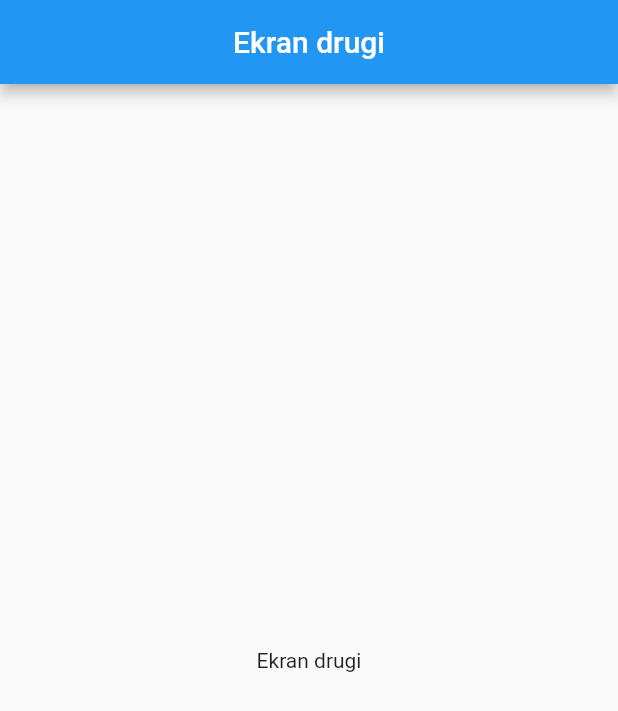
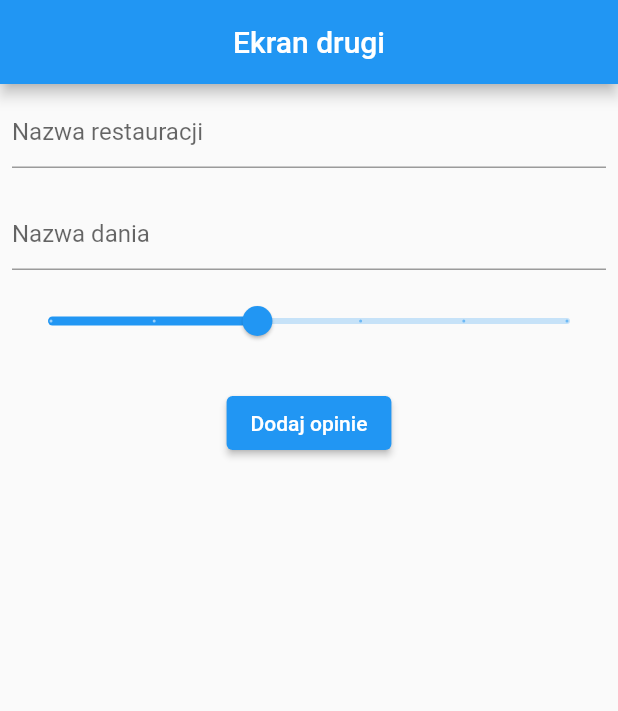
Before and after one commit to LukaszWalencik/best_burgers, a Flutter app: the AddOpinionPage screen opened directly, on a phone screen of 412 x 824 dp. Shown: the top 711 px of the screen. Run offline on Flutter 3.47's test engine with Material 2 defaults, Android fonts, the phone set to English and light mode, and no system bars; our stand-ins replace cloud_firestore, firebase_auth, firebase_core; accounts and stored records are empty.

Commit message:
Change AddOpinionPage to StatefullWidget Add slider TextFields for restaurant name and food name

```diff
--- a/lib/app/home/bottom_bar_pages/add_opinion_page_content.dart
+++ b/lib/app/home/bottom_bar_pages/add_opinion_page_content.dart
@@ -1,3 +1,4 @@
+import 'package:cloud_firestore/cloud_firestore.dart';
 import 'package:flutter/material.dart';
 
 class AddOpinionPage extends StatefulWidget {
@@ -10,6 +11,9 @@ class AddOpinionPage extends StatefulWidget {
 }
 
 class _AddOpinionPageState extends State<AddOpinionPage> {
+  var placeName = '';
+  var foodName = '';
+  var rating = 3.0;
   @override
   Widget build(BuildContext context) {
     return Scaffold(
@@ -17,7 +21,53 @@ class _AddOpinionPageState extends State<AddOpinionPage> {
         centerTitle: true,
         title: Text('Ekran drugi'),
       ),
-      body: Center(child: Text('Ekran drugi')),
+      body: Center(
+        child: Padding(
+          padding: const EdgeInsets.all(8.0),
+          child: Column(
+            children: [
+              TextField(
+                decoration: InputDecoration(hintText: 'Nazwa restauracji'),
+                onChanged: (newplaceName) {
+                  setState(() {
+                    placeName = newplaceName;
+                  });
+                },
+              ),
+              SizedBox(height: 20),
+              TextField(
+                onChanged: (newfoodName) {
+                  setState(() {
+                    foodName = newfoodName;
+                  });
+                },
+                decoration: InputDecoration(hintText: 'Nazwa dania'),
+              ),
+              SizedBox(height: 10),
+              Slider(
+                  value: rating,
+                  min: 1.0,
+                  max: 6.0,
+                  divisions: 5,
+                  label: rating.toString(),
+                  onChanged: (newrating) {
+                    setState(() {
+                      rating = newrating;
+                    });
+                  }),
+              SizedBox(height: 20),
+              ElevatedButton(
+                onPressed: () {
+                  FirebaseFirestore.instance.collection('places').add(
+                    {'name': placeName, 'foodname': foodName, 'rating': rating},
+                  );
+                },
+                child: Text('Dodaj opinie'),
+              )
+            ],
+          ),
+        ),
+      ),
     );
   }
 }
```
